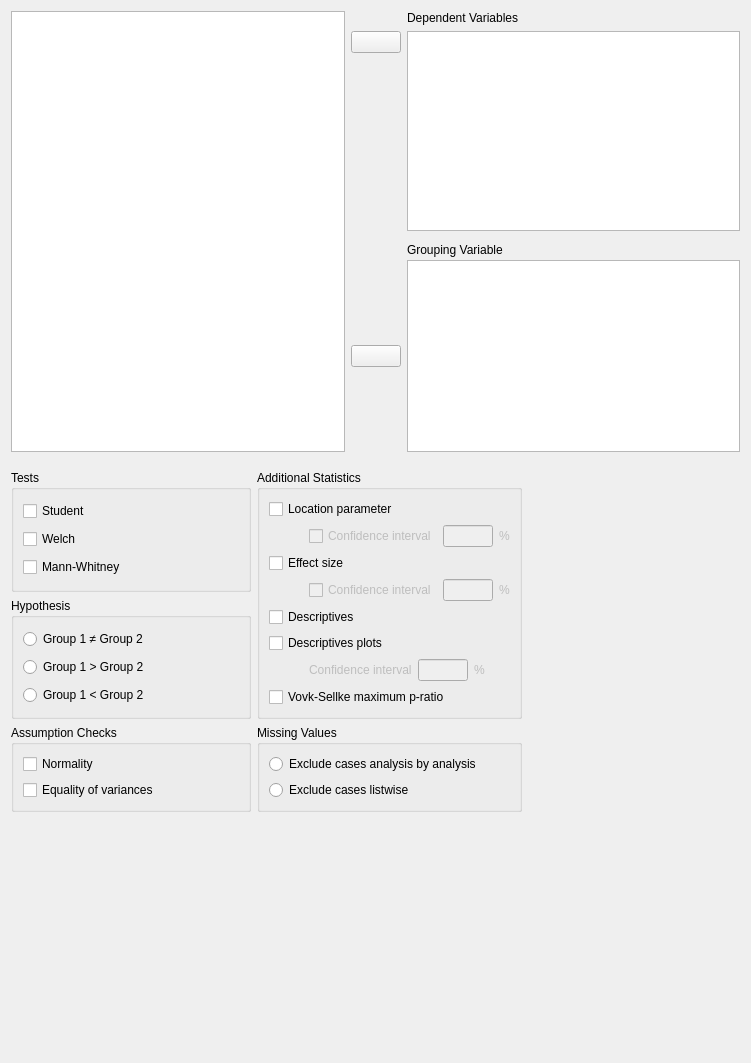
First picture: the form in JASP-Desktop/analysisforms/Common/ttestindependentsamplesform.ui, repository jasp-stats/jasp-desktop, before the edit.
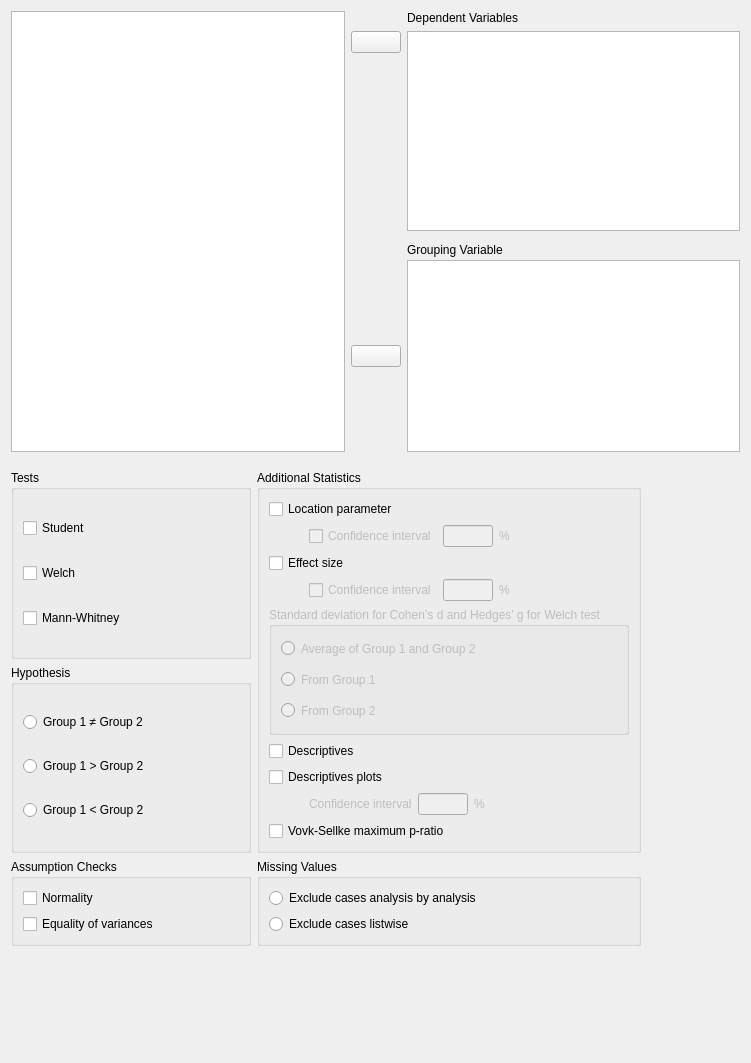
Second picture: the form after the edit. Custom widgets are drawn as their Qt base class.

Patch:
```diff
--- a/JASP-Desktop/analysisforms/Common/ttestindependentsamplesform.ui
+++ b/JASP-Desktop/analysisforms/Common/ttestindependentsamplesform.ui
@@ -2,6 +2,9 @@
 <ui version="4.0">
  <class>TTestIndependentSamplesForm</class>
  <widget class="QWidget" name="TTestIndependentSamplesForm">
+  <property name="enabled">
+   <bool>true</bool>
+  </property>
   <property name="geometry">
    <rect>
     <x>0</x>
@@ -635,7 +638,7 @@
            </layout>
           </widget>
          </item>
-         <item row="4" column="0">
+         <item row="5" column="0">
           <widget class="BoundCheckBox" name="descriptives">
            <property name="sizePolicy">
             <sizepolicy hsizetype="Fixed" vsizetype="Fixed">
@@ -648,7 +651,7 @@
            </property>
           </widget>
          </item>
-         <item row="5" column="0">
+         <item row="6" column="0">
           <widget class="BoundCheckBox" name="descriptivesPlots">
            <property name="sizePolicy">
             <sizepolicy hsizetype="Fixed" vsizetype="Fixed">
@@ -661,7 +664,7 @@
            </property>
           </widget>
          </item>
-         <item row="6" column="0">
+         <item row="7" column="0">
           <widget class="QWidget" name="widgetDescriptivesPlotsConfidenceInterval" native="true">
            <property name="enabled">
             <bool>false</bool>
@@ -730,7 +733,7 @@
            </layout>
           </widget>
          </item>
-         <item row="7" column="0">
+         <item row="8" column="0">
           <widget class="BoundCheckBox" name="VovkSellkeMPR">
            <property name="sizePolicy">
             <sizepolicy hsizetype="Fixed" vsizetype="Fixed">
@@ -743,6 +746,63 @@
            </property>
           </widget>
          </item>
+         <item row="4" column="0">
+          <widget class="BoundGroupBox" name="effectSizeSD">
+           <property name="enabled">
+            <bool>false</bool>
+           </property>
+           <property name="minimumSize">
+            <size>
+             <width>0</width>
+             <height>0</height>
+            </size>
+           </property>
+           <property name="title">
+            <string>Standard deviation for Cohen’s d and Hedges’ g for Welch test</string>
+           </property>
+           <layout class="QGridLayout" name="gridLayout_2">
+            <item row="2" column="0">
+             <widget class="QRadioButton" name="_3effectSizeSDGroup2">
+              <property name="minimumSize">
+               <size>
+                <width>0</width>
+                <height>25</height>
+               </size>
+              </property>
+              <property name="text">
+               <string>From Group 2</string>
+              </property>
+             </widget>
+            </item>
+            <item row="1" column="0">
+             <widget class="QRadioButton" name="_2effectSizeSDGroup1">
+              <property name="minimumSize">
+               <size>
+                <width>0</width>
+                <height>25</height>
+               </size>
+              </property>
+              <property name="text">
+               <string>From Group 1</string>
+              </property>
+             </widget>
+            </item>
+            <item row="0" column="0">
+             <widget class="QRadioButton" name="_1effectSizeSDPooled">
+              <property name="minimumSize">
+               <size>
+                <width>0</width>
+                <height>25</height>
+               </size>
+              </property>
+              <property name="text">
+               <string>Average of Group 1 and Group 2</string>
+              </property>
+             </widget>
+            </item>
+           </layout>
+          </widget>
+         </item>
         </layout>
         <zorder>meanDifference</zorder>
         <zorder>effectSize</zorder>
```
Left out of the diff: 163 changed lines with no effect on the pictures.
